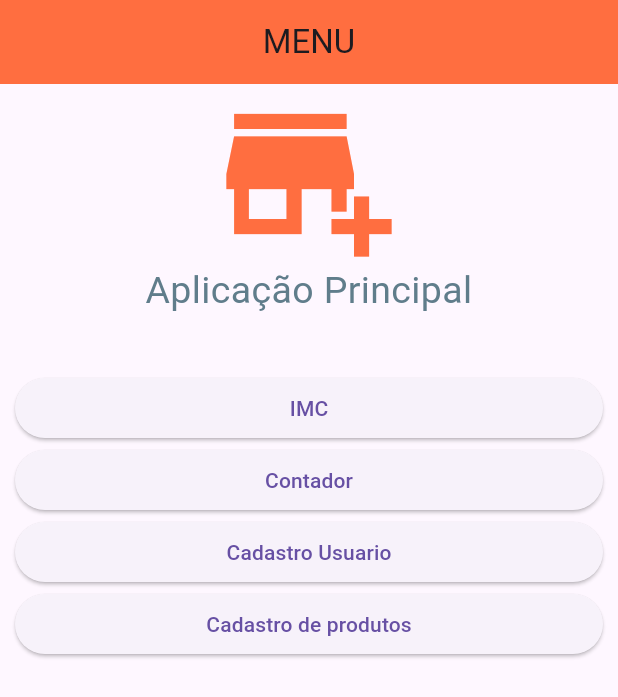
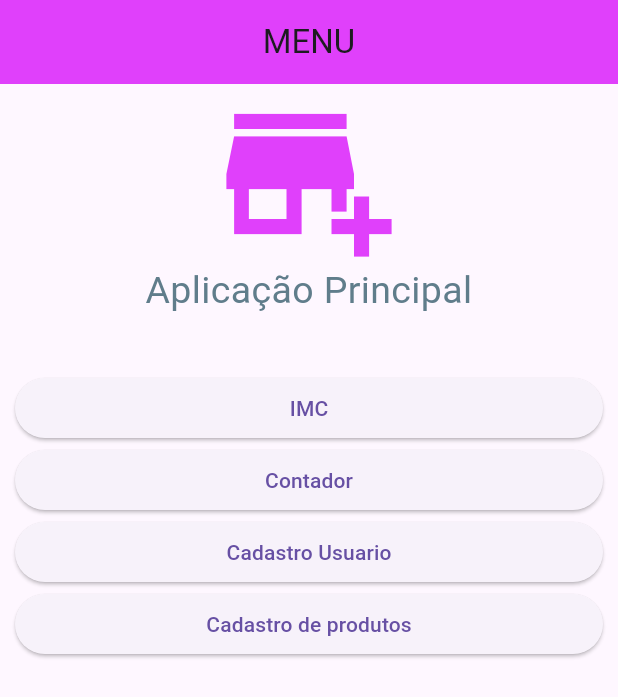
Before and after one commit to giholiveiras/AvSomativa_PDM, a Flutter app: the screen it shows after launch, on a phone screen of 412 x 824 dp. Shown: the top 697 px of the screen. Run offline on Flutter 3.47's test engine with Material 3 defaults, Android fonts, the phone set to English and light mode, and no system bars.

Commit message:
first commit

```diff
--- a/lib/main.dart
+++ b/lib/main.dart
@@ -1,27 +1,38 @@
+// Importando as classes e os pacotes necessários para o funcionamento do flutter
 import 'package:flutter/material.dart';
 import 'package:flutter_som_variaspgs/principal.dart';
+import 'package:flutter_som_variaspgs/produtos.dart';
 import 'imc.dart';
 import 'contador.dart';
 import 'usuario.dart';
 
+// Inicializando a aplicação do flutter
 void main(){
   runApp(const MyApp());
 }
 
+// Construindo a classe MyApp
 class MyApp extends StatelessWidget {
   const MyApp ({super.key});
 
+  //Sobrescrevendo método
   @override
+  // Método build que constrói a interface do usuário
   Widget build(BuildContext context){
     return MaterialApp(
+      //Desabilita o banner de debug no canto superior direito
       debugShowCheckedModeBanner: false,
+      // Define o título da aplicação
       title: 'Rotas nomeadas',
+      // Definindo a rota inicial da aplicação
       initialRoute: '/',
+      // Rotas nomeadas para cada uma das páginas
       routes: {'/': (context) => const Principal (),
         '/primeira': (context) => const Imc (),
         '/segunda': (context) => const Contador (),
-        '/terceira': (context) => const Usuarios ()
-      },
+        '/terceira': (context) => const Usuarios (),
+        '/quarta': (context) => const Produtos()
+      }
     );
   }
 }
--- a/lib/principal.dart
+++ b/lib/principal.dart
@@ -1,9 +1,11 @@
+// Importando as classes e os pacotes necessários para o funcionamento do flutter
 import 'package:flutter/material.dart';
 import 'imc.dart';
 import 'contador.dart';
 import 'usuario.dart';
 import 'produtos.dart';
 
+// Construindo a classe Principal como um StatefulWidget
 class Principal extends StatefulWidget {
   const Principal({super.key});
 
@@ -13,27 +15,38 @@ class Principal extends StatefulWidget {
 
 class _PrincipalPageState extends State<Principal> {
   @override
+  // Construindo e retornando a interface do widget
   Widget build(BuildContext context) {
+    //Retornando como Scaffold que é a base para a página
     return Scaffold(
+      // Widget que contém botão de ação
       appBar: AppBar(
         title: Text("MENU"),
         centerTitle: true,
-        backgroundColor: Colors.deepOrangeAccent,
+        backgroundColor: Colors.purpleAccent,
       ),
-
+      // Corpo principal de uma pagina
       body: SingleChildScrollView(
+        // Espaçamento interno dapágina
         padding: const EdgeInsets.fromLTRB(10, 0, 10, 10),
+        // Arrumando os itens em uma coluna vertical
         child: Column(
+          // Alinhamento horizontal na coluna ocupando todo o espaço disponível
           crossAxisAlignment: CrossAxisAlignment.stretch,
           children: <Widget>[
+            // Icone a ser exibido
             const Icon(
               Icons.add_business_sharp,
               size: 120.0,
-              color: Colors.deepOrangeAccent,
+              color: Colors.purpleAccent,
             ),
+
+            // Texto exibido
             Text(
               "Aplicação Principal",
+              // ALinhamento do texto
               textAlign: TextAlign.center,
+              // Estilização do texto
               style: TextStyle(color: Colors.blueGrey, fontSize: 25.0),
             ),
             Text(
@@ -41,15 +54,22 @@ class _PrincipalPageState extends State<Principal> {
               textAlign: TextAlign.center,
               style: TextStyle(color: Colors.blueGrey, fontSize: 25.0),
             ),
+
+            // Alinhamento em coluna
             Column(
                 crossAxisAlignment: CrossAxisAlignment.stretch,
                 children: <Widget>[
+                  // Widget de botão
                   ElevatedButton(
                       child: const Text("IMC"),
+                      // função de quando o botão é pressionado
                       onPressed: () {
+                      // Navegar para uma nova tela
                         Navigator.push(
                           context,
+                          // Define a rota para a nova tela
                           MaterialPageRoute(
+                            // Retornando para a página IMC
                               builder: (context) => const Imc()),
                         );
                       }),
@@ -59,6 +79,7 @@ class _PrincipalPageState extends State<Principal> {
                         Navigator.push(
                           context,
                           MaterialPageRoute(
+                            // Retornando para a página Contador
                               builder: (context) => const Contador()),
                         );
                       }),
@@ -68,6 +89,7 @@ class _PrincipalPageState extends State<Principal> {
                         Navigator.push(
                           context,
                           MaterialPageRoute(
+                            // Retornando para a página Usuarios
                               builder: (context) => const Usuarios()),
                         );
                       }),
@@ -77,6 +99,7 @@ class _PrincipalPageState extends State<Principal> {
                         Navigator.push(
                           context,
                           MaterialPageRoute(
+                            // Retornando para a página Produtos
                               builder: (context) => const Produtos()),
                         );
                       }),
```
Also changed, not shown: lib/contador.dart (+15 -2 lines), lib/imc.dart (+17 -6 lines), lib/produtos.dart (+20 -3 lines), lib/usuario.dart (+20 -3 lines).
